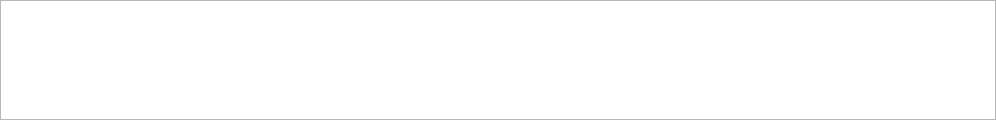
Old version of the form src/qt/_Gulden/forms/accountselectionwidget.ui in the repository frozenflux3/munt-official.
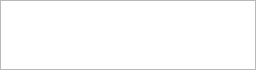
New version of the form.

Commit message:
Tweaked extend witness layout a bit
Note that the layout is still far from perfect

Patch:
```diff
--- a/src/qt/_Gulden/forms/accountselectionwidget.ui
+++ b/src/qt/_Gulden/forms/accountselectionwidget.ui
@@ -6,14 +6,20 @@
    <rect>
     <x>0</x>
     <y>0</y>
-    <width>996</width>
-    <height>120</height>
+    <width>256</width>
+    <height>70</height>
    </rect>
   </property>
+  <property name="sizePolicy">
+   <sizepolicy hsizetype="Expanding" vsizetype="Preferred">
+    <horstretch>0</horstretch>
+    <verstretch>0</verstretch>
+   </sizepolicy>
+  </property>
   <property name="minimumSize">
    <size>
     <width>0</width>
-    <height>120</height>
+    <height>0</height>
    </size>
   </property>
   <property name="windowTitle">
```
The commit also changes 3 other files.
